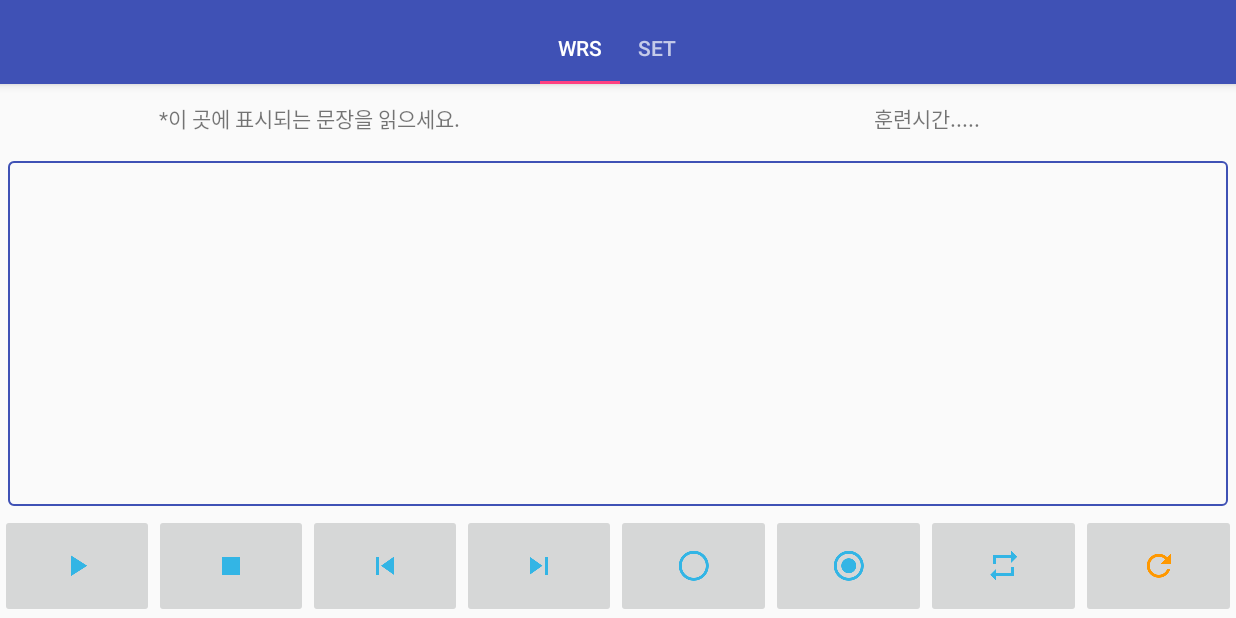
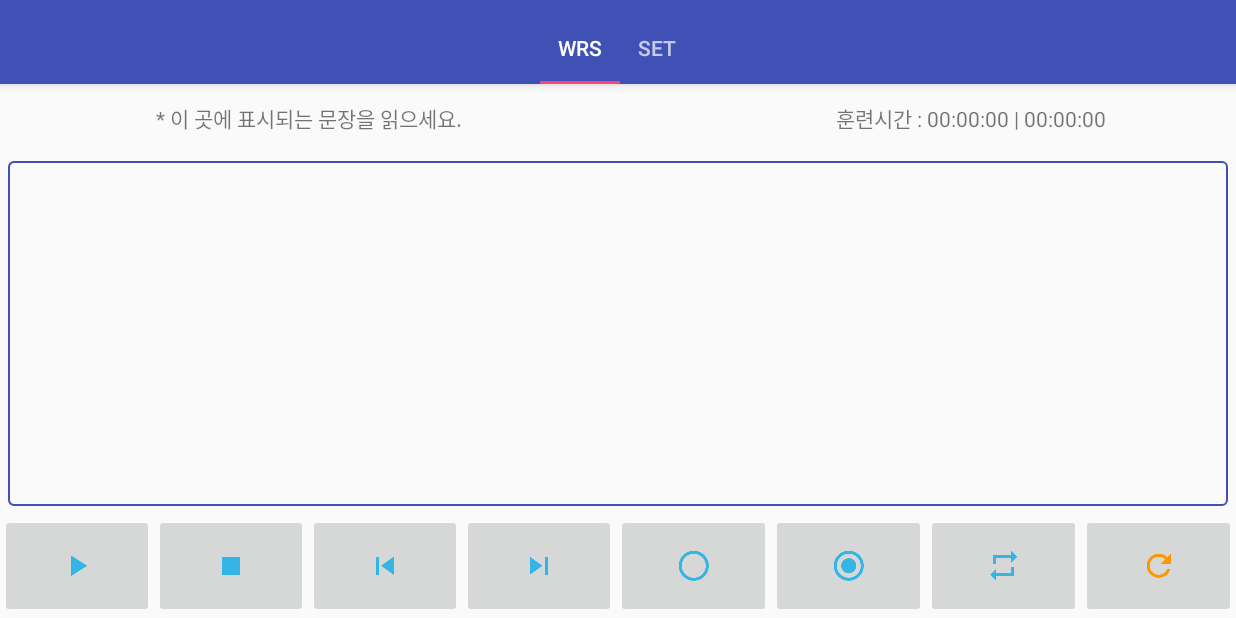
Before and after one commit to ovso/WRS, an Android app: the screen it shows after launch (MainActivity), after a tap on an icon or button, on a phone screen of 824 x 412 dp (held sideways). Run offline under Robolectric (Android 15) with nearby library versions, the phone set to English and light mode, and no system bars; libraries missing offline, so code that uses them is left out: org.mozilla.universalchardet; 1 other tap on this screen came first.

Commit message:
훈련시간 시간계산중..

```diff
--- a/app/src/main/java/net/onepagebook/wrs/app/MyApplication.java
+++ b/app/src/main/java/net/onepagebook/wrs/app/MyApplication.java
@@ -25,6 +25,7 @@ public class MyApplication extends Application {
     public void setTextSplit(String[] texts) {
         mTexts = texts;
         mScheduleManager.setTextArrayLastPosition(texts.length - 1);
+        mScheduleManager.setTextArraySize(texts.length);
     }
     public String[] getTextSplit() {
         return mTexts;
--- a/app/src/main/java/net/onepagebook/wrs/main/MainActivity.java
+++ b/app/src/main/java/net/onepagebook/wrs/main/MainActivity.java
@@ -10,6 +10,7 @@ import android.support.v7.app.AppCompatActivity;
 import android.support.v7.widget.Toolbar;
 import android.view.View;
 
+import net.onepagebook.wrs.common.Log;
 import net.onpagebook.wrs.R;
 import net.onepagebook.wrs.main.fragment.setting.SetFragment;
 import net.onepagebook.wrs.main.fragment.wrs.WrsFragment;
@@ -49,6 +50,22 @@ public class MainActivity extends AppCompatActivity {
 
         TabLayout tabLayout = (TabLayout) findViewById(R.id.tabs);
         tabLayout.setupWithViewPager(mViewPager);
+        mViewPager.addOnPageChangeListener(new ViewPager.OnPageChangeListener() {
+            @Override
+            public void onPageScrolled(int position, float positionOffset, int positionOffsetPixels) {
+
+            }
+
+            @Override
+            public void onPageSelected(int position) {
+                Log.d(position+"");
+            }
+
+            @Override
+            public void onPageScrollStateChanged(int state) {
+
+            }
+        });
     }
 
     /**
--- a/app/src/main/java/net/onepagebook/wrs/main/fragment/wrs/WRSPresenter.java
+++ b/app/src/main/java/net/onepagebook/wrs/main/fragment/wrs/WRSPresenter.java
@@ -21,5 +21,6 @@ public interface WRSPresenter {
         void showLoopOn();
         void showLoopOff();
         void showResetDialog(Handler handler);
+        void showTraningTime(String time);
     }
 }
--- a/app/src/main/java/net/onepagebook/wrs/main/fragment/wrs/WRSScheduleManager.java
+++ b/app/src/main/java/net/onepagebook/wrs/main/fragment/wrs/WRSScheduleManager.java
@@ -26,6 +26,10 @@ public class WRSScheduleManager {
     public void setTextArrayLastPosition(int textArrayLastPosition) {
         this.textArrayLastPosition = textArrayLastPosition;
     }
+    private int mTextArraySize = 0;
+    public void setTextArraySize(int size) {
+        mTextArraySize = size;
+    }
     public void play() {
         Log.d("play");
         mWRSState = WRS_STATE.PLAY;
@@ -38,6 +42,37 @@ public class WRSScheduleManager {
         mWRSState = WRS_STATE.STOP;
         mView.showPlayButton();
         textArrayCurrentPosition = 0;
+
+
+
+
+        int totalTime = ((textDisplayTime+textDisplayinterval)*mTextArraySize); // millis
+        Log.d("totalTime="+totalTime);
+        int seconds = totalTime/1000;
+        int minutes = seconds / 60;
+        int hour = minutes / 60;
+
+        StringBuilder builder = new StringBuilder();
+        builder.append(replaceIntToString(hour));
+        builder.append(":");
+        builder.append(minutes);
+        builder.append(":");
+        builder.append(replaceIntToString((seconds>59)?(seconds%60):seconds));
+
+        Log.d(builder.toString());
+        //시
+        //분
+        //초
+
+
+
+    }
+    private String replaceIntToString(int num) {
+        if(num > 9) {
+            return String.valueOf(num);
+        } else {
+            return "0"+num;
+        }
     }
     public void pause() {
         Log.d("pause");
@@ -65,14 +100,16 @@ public class WRSScheduleManager {
         }
     }
     public void repeat() {
-        int nowPosition = textArrayCurrentPosition;
+        int nowPosition = textArrayCurrentPosition>textArrayLastPosition?textArrayLastPosition-1:textArrayLastPosition;
+
         String[] textArray = ((MyApplication) mContext.getApplicationContext()).getTextSplit();
         String text = textArray[nowPosition];
         mView.showText(text);
         mSkipButtonHandler.sendEmptyMessageDelayed(0, textDisplayTime);
     }
     public void hold() {
-        int nowPosition = textArrayCurrentPosition;
+        int nowPosition = textArrayCurrentPosition>textArrayLastPosition?textArrayLastPosition-1:textArrayCurrentPosition;
+
         String[] textArray = ((MyApplication) mContext.getApplicationContext()).getTextSplit();
         String text = textArray[nowPosition];
         mView.showText(text);
--- a/app/src/main/java/net/onepagebook/wrs/main/fragment/wrs/WrsFragment.java
+++ b/app/src/main/java/net/onepagebook/wrs/main/fragment/wrs/WrsFragment.java
@@ -184,4 +184,9 @@ public class WrsFragment extends Fragment implements WRSPresenter.View, View.OnC
         builder.setNegativeButton(R.string.cancel, null);
         builder.show();
     }
+
+    @Override
+    public void showTraningTime(String time) {
+        ((TextView)mContentView.findViewById(R.id.tv_traning_time)).setText(time);
+    }
 }
--- a/app/src/main/res/layout/fragment_wrs.xml
+++ b/app/src/main/res/layout/fragment_wrs.xml
@@ -12,21 +12,33 @@
             android:layout_width="0dp"
             android:layout_height="match_parent"
             android:layout_weight="1"
-            android:text="*이 곳에 표시되는 문장을 읽으세요."
+            android:text="@string/wrs_describe"
             android:gravity="center"/>
-        <TextView
+        <LinearLayout
             android:layout_width="0dp"
             android:layout_height="match_parent"
             android:layout_weight="1"
-            android:text="훈련시간....."
-            android:gravity="center"/>
+            android:orientation="horizontal">
+            <TextView
+                android:layout_width="0dp"
+                android:layout_height="match_parent"
+                android:layout_weight="1"
+                android:text="훈련시간 : "
+                android:gravity="center_vertical|right"/>
+            <TextView
+                android:id="@+id/tv_traning_time"
+                android:layout_width="0dp"
+                android:layout_height="match_parent"
+                android:layout_weight="1"
+                android:text="00:00:00 | 00:00:00"
+                android:gravity="center_vertical|left"/>
+        </LinearLayout>
     </LinearLayout>
     <TextView
         android:id="@+id/tv_show"
         android:layout_width="match_parent"
         android:layout_height="0dp"
         android:layout_weight="5"
-        android:text="box"
         android:background="@drawable/shape_rect_round"
         android:padding="10dp"
         android:layout_margin="5dp"/>
--- a/app/src/main/res/values/strings.xml
+++ b/app/src/main/res/values/strings.xml
@@ -3,7 +3,7 @@
     <string name="action_settings">Settings</string>
     <string name="section_format">Hello World from section: %1$d</string>
     <string name="dialog_loop_msg">모든 설정을 초기화 합니다.</string>
-
+    <string name="wrs_describe">* 이 곳에 표시되는 문장을 읽으세요.</string>
     <string name="ok">확인</string>
     <string name="cancel">취소</string>
 </resources>
```
